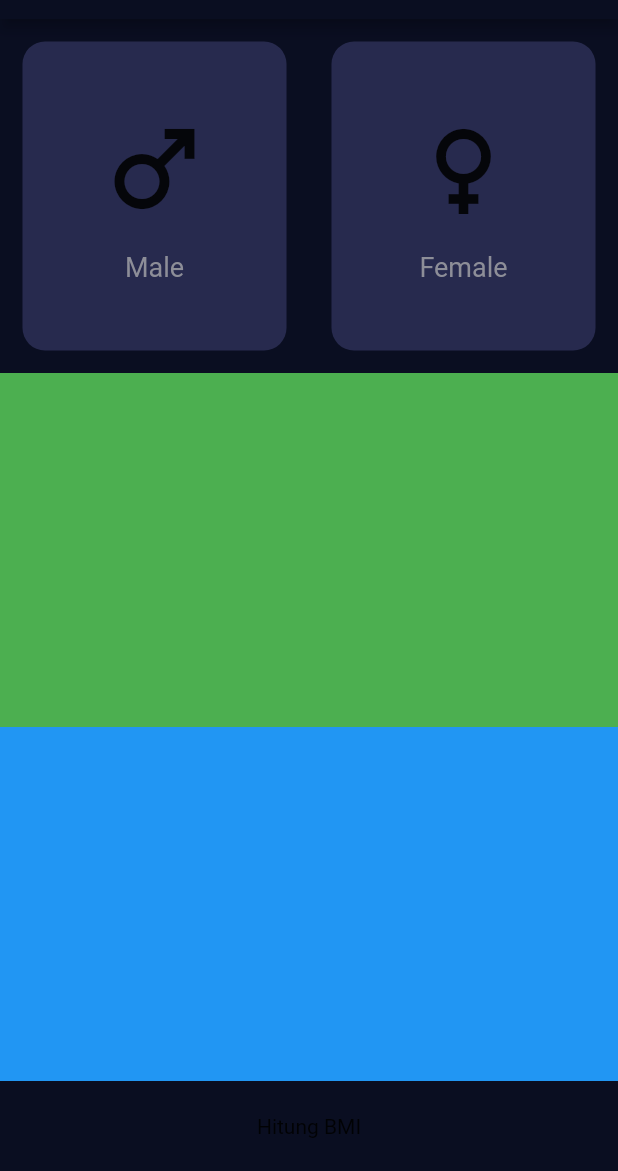
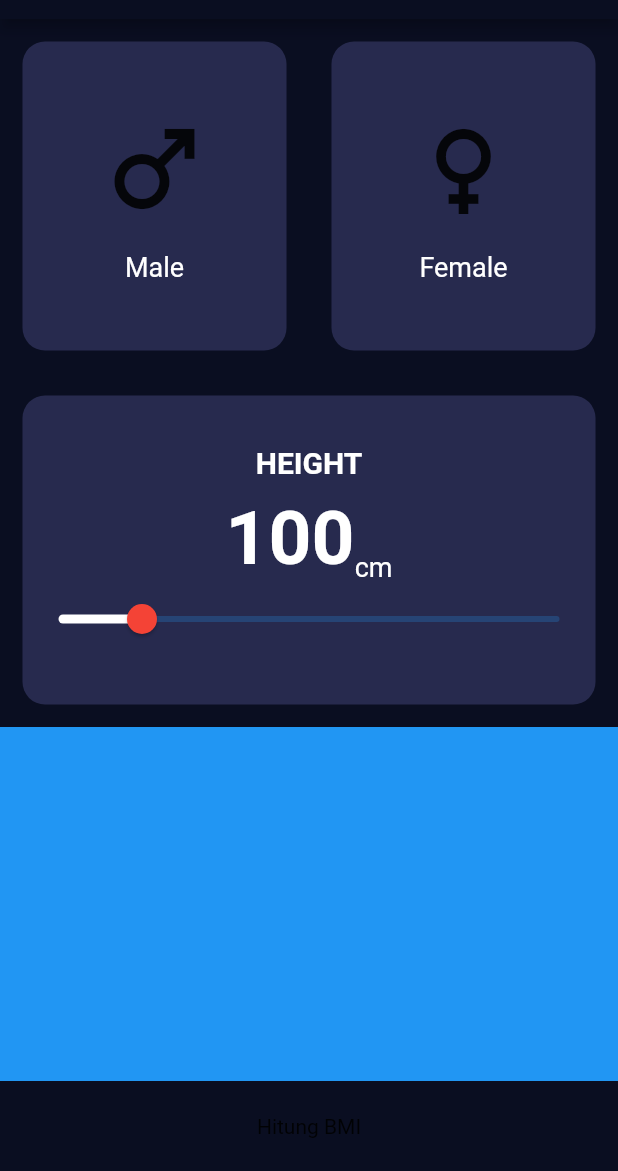
Before and after one commit to maviswisanggeni/bmi-calculator-app, a Flutter app: the screen it shows after launch, on a phone screen of 412 x 824 dp, the part 65-1236 px from its top. Run offline on Flutter 3.47's test engine with Material 2 defaults, Android fonts, the phone set to English and light mode, and no system bars.

Commit message:
add: [MW] add Height Section and Slider

```diff
--- a/lib/constants/constant.dart
+++ b/lib/constants/constant.dart
@@ -1,7 +1,7 @@
 import 'package:flutter/material.dart';
 
 Color primaryColor = const Color(0xff0a0e21);
-TextStyle? genderTextStyle = TextStyle(
+TextStyle? labelTextStyle = TextStyle(
   fontSize: 18,
-  color: Color(0xff8d8e98),
+  color: Colors.white // Color(0xff8d8e98),
 );
--- a/lib/views/bmi_data_screen.dart
+++ b/lib/views/bmi_data_screen.dart
@@ -10,6 +10,8 @@ class BmiDataScreen extends StatefulWidget {
 }
 
 class _BmiDataScreenState extends State<BmiDataScreen> {
+  int height = 100;
+
   @override
   Widget build(BuildContext context) {
     return Scaffold(
@@ -41,13 +43,60 @@ class _BmiDataScreenState extends State<BmiDataScreen> {
           ),
         ),
         Expanded(
-            child: Container(
-          color: Colors.green,
-        )),
+          child: Container(
+            child: BmiCard(
+              child: Column(
+                mainAxisAlignment: MainAxisAlignment.center,
+                children: [
+                  Text(
+                    "HEIGHT",
+                    style: labelTextStyle!.copyWith(
+                      fontSize: 20,
+                      fontWeight: FontWeight.bold
+                    ),
+                  ),
+                  SizedBox(
+                    height: 10,
+                  ),
+                  Row(
+                    mainAxisAlignment: MainAxisAlignment.center,
+                    crossAxisAlignment: CrossAxisAlignment.end,
+                    children: [
+                      Text(
+                        "$height",
+                        style: TextStyle(
+                          fontSize: 50,
+                          fontWeight: FontWeight.bold,
+                          color: Colors.white,
+                        ),
+                      ),
+                      Text(
+                        "cm",
+                        style: labelTextStyle,
+                      ),
+                    ],
+                  ),
+                  Slider(
+                    value: height.toDouble(),
+                    min: 80,
+                    max: 200,
+                    activeColor: Colors.white,
+                    thumbColor: Colors.red,
+                    onChanged: (value) {
+                      height = value.toInt();
+                      setState(() {});
+                    },
+                  )
+                ],
+              ),
+            ),
+          ),
+        ),
         Expanded(
-            child: Container(
-          color: Colors.blue,
-        )),
+          child: Container(
+            color: Colors.blue,
+          ),
+        ),
         GestureDetector(
           onTap: () {
             Navigator.of(context).push(
@@ -113,7 +162,7 @@ class GenderIconText extends StatelessWidget {
         ),
         Text(
           title,
-          style: genderTextStyle,
+          style: labelTextStyle,
         ),
       ],
     );
```
